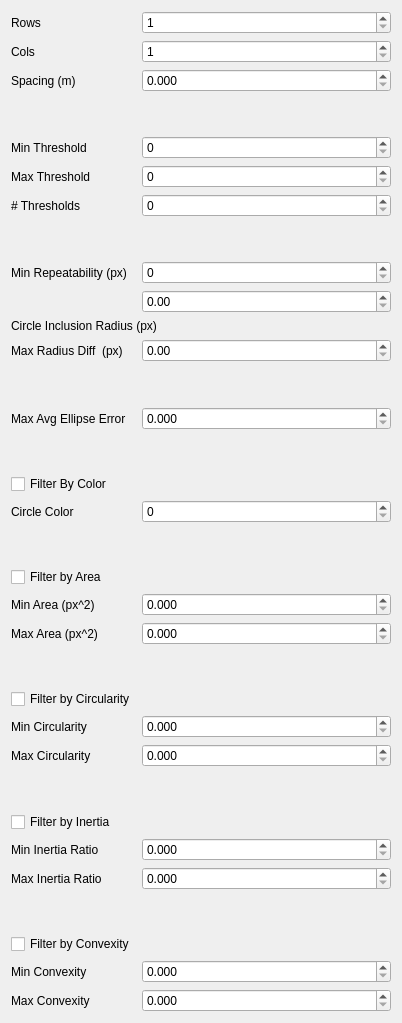
The window that widget/src/circle_target.ui (ros-industrial/industrial_calibration) describes before a commit, drawn with Qt 5.
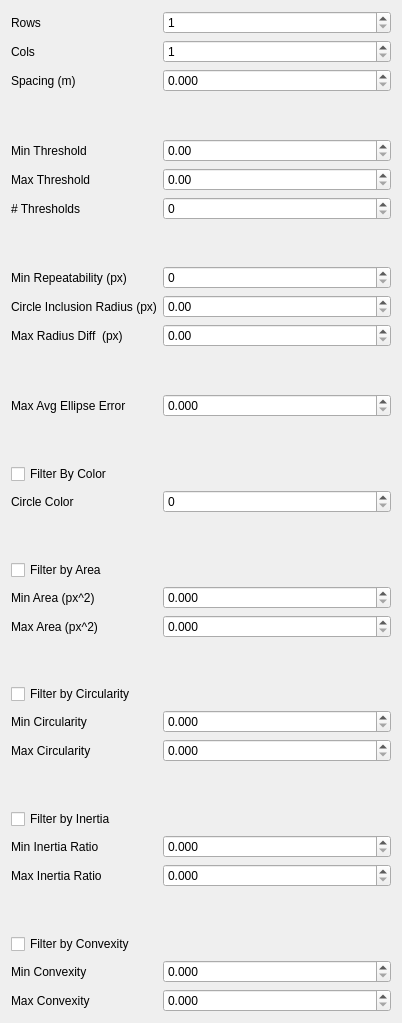
The same window after the commit.

What changed in the file:
```diff
--- a/widget/src/circle_target.ui
+++ b/widget/src/circle_target.ui
@@ -59,6 +59,19 @@
      </property>
     </widget>
    </item>
+   <item row="3" column="0">
+    <spacer name="verticalSpacer_8">
+     <property name="orientation">
+      <enum>Qt::Vertical</enum>
+     </property>
+     <property name="sizeHint" stdset="0">
+      <size>
+       <width>20</width>
+       <height>40</height>
+      </size>
+     </property>
+    </spacer>
+   </item>
    <item row="4" column="0">
     <widget class="QLabel" name="label_4">
      <property name="text">
@@ -66,16 +79,6 @@
      </property>
     </widget>
    </item>
-   <item row="4" column="1">
-    <widget class="QSpinBox" name="minThreshSpinBox">
-     <property name="minimum">
-      <number>0</number>
-     </property>
-     <property name="maximum">
-      <number>255</number>
-     </property>
-    </widget>
-   </item>
    <item row="5" column="0">
     <widget class="QLabel" name="label_5">
      <property name="text">
@@ -83,16 +86,6 @@
      </property>
     </widget>
    </item>
-   <item row="5" column="1">
-    <widget class="QSpinBox" name="maxThreshSpinBox">
-     <property name="minimum">
-      <number>0</number>
-     </property>
-     <property name="maximum">
-      <number>255</number>
-     </property>
-    </widget>
-   </item>
    <item row="6" column="0">
     <widget class="QLabel" name="label_6">
      <property name="text">
@@ -101,7 +94,7 @@
     </widget>
    </item>
    <item row="6" column="1">
-    <widget class="QSpinBox" name="numThreshSpinBox">
+    <widget class="QSpinBox" name="numThresholdSpinBox">
      <property name="minimum">
       <number>0</number>
      </property>
@@ -140,55 +133,41 @@
      </property>
     </widget>
    </item>
-   <item row="10" column="1">
-    <widget class="QDoubleSpinBox" name="circleInclusionRadiusDoubleSpinBox">
-     <property name="maximum">
-      <double>1000000000.000000000000000</double>
-     </property>
-    </widget>
-   </item>
-   <item row="11" column="0" colspan="2">
-    <widget class="QLabel" name="label_8">
-     <property name="text">
-      <string>Circle Inclusion Radius (px)</string>
-     </property>
-    </widget>
-   </item>
-   <item row="12" column="0">
+   <item row="13" column="0">
     <widget class="QLabel" name="label_9">
      <property name="text">
       <string>Max Radius Diff  (px)</string>
      </property>
     </widget>
    </item>
-   <item row="12" column="1">
+   <item row="13" column="1">
     <widget class="QDoubleSpinBox" name="maxRadiusDiffDoubleSpinBox">
      <property name="maximum">
       <double>1000000000.000000000000000</double>
      </property>
     </widget>
    </item>
-   <item row="13" column="0">
-    <spacer name="verticalSpacer_2">
-     <property name="orientation">
-      <enum>Qt::Vertical</enum>
-     </property>
-     <property name="sizeHint" stdset="0">
-      <size>
-       <width>20</width>
-       <height>40</height>
-      </size>
-     </property>
-    </spacer>
-   </item>
    <item row="14" column="0">
+    <spacer name="verticalSpacer_2">
+     <property name="orientation">
+      <enum>Qt::Vertical</enum>
+     </property>
+     <property name="sizeHint" stdset="0">
+      <size>
+       <width>20</width>
+       <height>40</height>
+      </size>
+     </property>
+    </spacer>
+   </item>
+   <item row="15" column="0">
     <widget class="QLabel" name="label_10">
      <property name="text">
       <string>Max Avg Ellipse Error</string>
      </property>
     </widget>
    </item>
-   <item row="14" column="1">
+   <item row="15" column="1">
     <widget class="QDoubleSpinBox" name="maxAvgEllipseErrorDoubleSpinBox">
      <property name="decimals">
       <number>3</number>
@@ -198,27 +177,27 @@
      </property>
     </widget>
    </item>
-   <item row="15" column="0">
-    <spacer name="verticalSpacer_3">
-     <property name="orientation">
-      <enum>Qt::Vertical</enum>
-     </property>
-     <property name="sizeHint" stdset="0">
-      <size>
-       <width>20</width>
-       <height>40</height>
-      </size>
-     </property>
-    </spacer>
-   </item>
    <item row="16" column="0">
+    <spacer name="verticalSpacer_3">
+     <property name="orientation">
+      <enum>Qt::Vertical</enum>
+     </property>
+     <property name="sizeHint" stdset="0">
+      <size>
+       <width>20</width>
+       <height>40</height>
+      </size>
+     </property>
+    </spacer>
+   </item>
+   <item row="17" column="0">
     <widget class="QCheckBox" name="filterByColorCheckBox">
      <property name="text">
       <string>Filter By Color</string>
      </property>
     </widget>
    </item>
-   <item row="16" column="1">
+   <item row="17" column="1">
     <spacer name="horizontalSpacer">
      <property name="orientation">
       <enum>Qt::Horizontal</enum>
@@ -231,15 +210,15 @@
      </property>
     </spacer>
    </item>
-   <item row="17" column="0">
+   <item row="18" column="0">
     <widget class="QLabel" name="label_12">
      <property name="text">
       <string>Circle Color</string>
      </property>
     </widget>
    </item>
-   <item row="17" column="1">
-    <widget class="QSpinBox" name="colorSpinBox">
+   <item row="18" column="1">
+    <widget class="QSpinBox" name="circleColorSpinBox">
      <property name="minimum">
       <number>0</number>
      </property>
@@ -248,27 +227,27 @@
      </property>
     </widget>
    </item>
-   <item row="18" column="0">
-    <spacer name="verticalSpacer_4">
-     <property name="orientation">
-      <enum>Qt::Vertical</enum>
-     </property>
-     <property name="sizeHint" stdset="0">
-      <size>
-       <width>20</width>
-       <height>40</height>
-      </size>
-     </property>
-    </spacer>
-   </item>
    <item row="19" column="0">
+    <spacer name="verticalSpacer_4">
+     <property name="orientation">
+      <enum>Qt::Vertical</enum>
+     </property>
+     <property name="sizeHint" stdset="0">
+      <size>
+       <width>20</width>
+       <height>40</height>
+      </size>
+     </property>
+    </spacer>
+   </item>
+   <item row="20" column="0">
     <widget class="QCheckBox" name="filterByAreaCheckBox">
      <property name="text">
       <string>Filter by Area</string>
      </property>
     </widget>
    </item>
-   <item row="19" column="1">
+   <item row="20" column="1">
     <spacer name="horizontalSpacer_2">
      <property name="orientation">
       <enum>Qt::Horizontal</enum>
@@ -281,14 +260,14 @@
      </property>
     </spacer>
    </item>
-   <item row="20" column="0">
+   <item row="21" column="0">
     <widget class="QLabel" name="label_14">
      <property name="text">
       <string>Min Area (px^2)</string>
      </property>
     </widget>
    </item>
-   <item row="20" column="1">
+   <item row="21" column="1">
     <widget class="QDoubleSpinBox" name="minAreaDoubleSpinBox">
      <property name="decimals">
       <number>3</number>
@@ -298,14 +277,14 @@
      </property>
     </widget>
    </item>
-   <item row="21" column="0">
+   <item row="22" column="0">
     <widget class="QLabel" name="label_15">
      <property name="text">
       <string>Max Area (px^2)</string>
      </property>
     </widget>
    </item>
-   <item row="21" column="1">
+   <item row="22" column="1">
     <widget class="QDoubleSpinBox" name="maxAreaDoubleSpinBox">
      <property name="decimals">
       <number>3</number>
@@ -316,13 +295,26 @@
     </widget>
    </item>
    <item row="24" column="0">
+    <spacer name="verticalSpacer_5">
+     <property name="orientation">
+      <enum>Qt::Vertical</enum>
+     </property>
+     <property name="sizeHint" stdset="0">
+      <size>
+       <width>20</width>
+       <height>40</height>
+      </size>
+     </property>
+    </spacer>
+   </item>
+   <item row="25" column="0">
     <widget class="QCheckBox" name="filterByCircularityCheckBox">
      <property name="text">
       <string>Filter by Circularity</string>
      </property>
     </widget>
    </item>
-   <item row="24" column="1">
+   <item row="25" column="1">
     <spacer name="horizontalSpacer_4">
      <property name="orientation">
       <enum>Qt::Horizontal</enum>
@@ -335,14 +327,14 @@
      </property>
     </spacer>
    </item>
-   <item row="25" column="0">
+   <item row="26" column="0">
     <widget class="QLabel" name="label_17">
      <property name="text">
       <string>Min Circularity</string>
      </property>
     </widget>
    </item>
-   <item row="25" column="1">
+   <item row="26" column="1">
     <widget class="QDoubleSpinBox" name="minCircularityDoubleSpinBox">
      <property name="decimals">
       <number>3</number>
@@ -352,14 +344,14 @@
      </property>
     </widget>
    </item>
-   <item row="26" column="0">
+   <item row="27" column="0">
     <widget class="QLabel" name="label_18">
      <property name="text">
       <string>Max Circularity</string>
      </property>
     </widget>
    </item>
-   <item row="26" column="1">
+   <item row="27" column="1">
     <widget class="QDoubleSpinBox" name="maxCircularityDoubleSpinBox">
      <property name="decimals">
       <number>3</number>
@@ -370,13 +362,26 @@
     </widget>
    </item>
    <item row="28" column="0">
+    <spacer name="verticalSpacer_6">
+     <property name="orientation">
+      <enum>Qt::Vertical</enum>
+     </property>
+     <property name="sizeHint" stdset="0">
+      <size>
+       <width>20</width>
+       <height>40</height>
+      </size>
+     </property>
+    </spacer>
+   </item>
+   <item row="29" column="0">
     <widget class="QCheckBox" name="filterByInertiaCheckBox">
      <property name="text">
       <string>Filter by Inertia</string>
      </property>
     </widget>
    </item>
-   <item row="28" column="1">
+   <item row="29" column="1">
     <spacer name="horizontalSpacer_3">
      <property name="orientation">
       <enum>Qt::Horizontal</enum>
@@ -389,15 +394,15 @@
      </property>
     </spacer>
    </item>
-   <item row="29" column="0">
+   <item row="30" column="0">
     <widget class="QLabel" name="label_20">
      <property name="text">
       <string>Min Inertia Ratio</string>
      </property>
     </widget>
    </item>
-   <item row="29" column="1">
-    <widget class="QDoubleSpinBox" name="minInertiaSpinBox">
+   <item row="30" column="1">
+    <widget class="QDoubleSpinBox" name="minInertiaRatioDoubleSpinBox">
      <property name="decimals">
       <number>3</number>
      </property>
@@ -406,15 +411,15 @@
      </property>
     </widget>
    </item>
-   <item row="30" column="0">
+   <item row="31" column="0">
     <widget class="QLabel" name="label_21">
      <property name="text">
       <string>Max Inertia Ratio</string>
      </property>
     </widget>
    </item>
-   <item row="30" column="1">
-    <widget class="QDoubleSpinBox" name="maxInertiaSpinBox">
+   <item row="31" column="1">
+    <widget class="QDoubleSpinBox" name="maxInertiaRatioDoubleSpinBox">
      <property name="decimals">
       <number>3</number>
      </property>
@@ -424,13 +429,26 @@
     </widget>
    </item>
    <item row="32" column="0">
+    <spacer name="verticalSpacer_7">
+     <property name="orientation">
+      <enum>Qt::Vertical</enum>
+     </property>
+     <property name="sizeHint" stdset="0">
+      <size>
+       <width>20</width>
+       <height>40</height>
+      </size>
+     </property>
+    </spacer>
+   </item>
+   <item row="33" column="0">
     <widget class="QCheckBox" name="filterByConvexityCheckBox">
      <property name="text">
       <string>Filter by Convexity</string>
      </property>
     </widget>
    </item>
-   <item row="32" column="1">
+   <item row="33" column="1">
     <spacer name="horizontalSpacer_5">
      <property name="orientation">
       <enum>Qt::Horizontal</enum>
@@ -443,15 +461,15 @@
      </property>
     </spacer>
    </item>
-   <item row="33" column="0">
+   <item row="34" column="0">
     <widget class="QLabel" name="label_23">
      <property name="text">
       <string>Min Convexity</string>
      </property>
     </widget>
    </item>
-   <item row="33" column="1">
-    <widget class="QDoubleSpinBox" name="minConvexitySpinBox">
+   <item row="34" column="1">
+    <widget class="QDoubleSpinBox" name="minConvexityDoubleSpinBox">
      <property name="decimals">
       <number>3</number>
      </property>
@@ -460,15 +478,15 @@
      </property>
     </widget>
    </item>
-   <item row="34" column="0">
+   <item row="35" column="0">
     <widget class="QLabel" name="label_24">
      <property name="text">
       <string>Max Convexity</string>
      </property>
     </widget>
    </item>
-   <item row="34" column="1">
-    <widget class="QDoubleSpinBox" name="maxConvexitySpinBox">
+   <item row="35" column="1">
+    <widget class="QDoubleSpinBox" name="maxConvexityDoubleSpinBox">
      <property name="decimals">
       <number>3</number>
      </property>
@@ -477,57 +495,33 @@
      </property>
     </widget>
    </item>
-   <item row="23" column="0">
-    <spacer name="verticalSpacer_5">
-     <property name="orientation">
-      <enum>Qt::Vertical</enum>
+   <item row="11" column="0">
+    <widget class="QLabel" name="label_8">
+     <property name="text">
+      <string>Circle Inclusion Radius (px)</string>
      </property>
-     <property name="sizeHint" stdset="0">
-      <size>
-       <width>20</width>
-       <height>40</height>
-      </size>
-     </property>
-    </spacer>
+    </widget>
    </item>
-   <item row="27" column="0">
-    <spacer name="verticalSpacer_6">
-     <property name="orientation">
-      <enum>Qt::Vertical</enum>
+   <item row="11" column="1">
+    <widget class="QDoubleSpinBox" name="circleInclusionRadiusDoubleSpinBox">
+     <property name="maximum">
+      <double>1000000000.000000000000000</double>
      </property>
-     <property name="sizeHint" stdset="0">
-      <size>
-       <width>20</width>
-       <height>40</height>
-      </size>
-     </property>
-    </spacer>
+    </widget>
    </item>
-   <item row="31" column="0">
-    <spacer name="verticalSpacer_7">
-     <property name="orientation">
-      <enum>Qt::Vertical</enum>
+   <item row="4" column="1">
+    <widget class="QDoubleSpinBox" name="minThresholdDoubleSpinBox">
+     <property name="maximum">
+      <double>1000000000.000000000000000</double>
      </property>
-     <property name="sizeHint" stdset="0">
-      <size>
-       <width>20</width>
-       <height>40</height>
-      </size>
-     </property>
-    </spacer>
+    </widget>
    </item>
-   <item row="3" column="0">
-    <spacer name="verticalSpacer_8">
-     <property name="orientation">
-      <enum>Qt::Vertical</enum>
+   <item row="5" column="1">
+    <widget class="QDoubleSpinBox" name="maxThresholdDoubleSpinBox">
+     <property name="maximum">
+      <double>1000000000.000000000000000</double>
      </property>
-     <property name="sizeHint" stdset="0">
-      <size>
-       <width>20</width>
-       <height>40</height>
-      </size>
-     </property>
-    </spacer>
+    </widget>
    </item>
   </layout>
  </widget>
```
